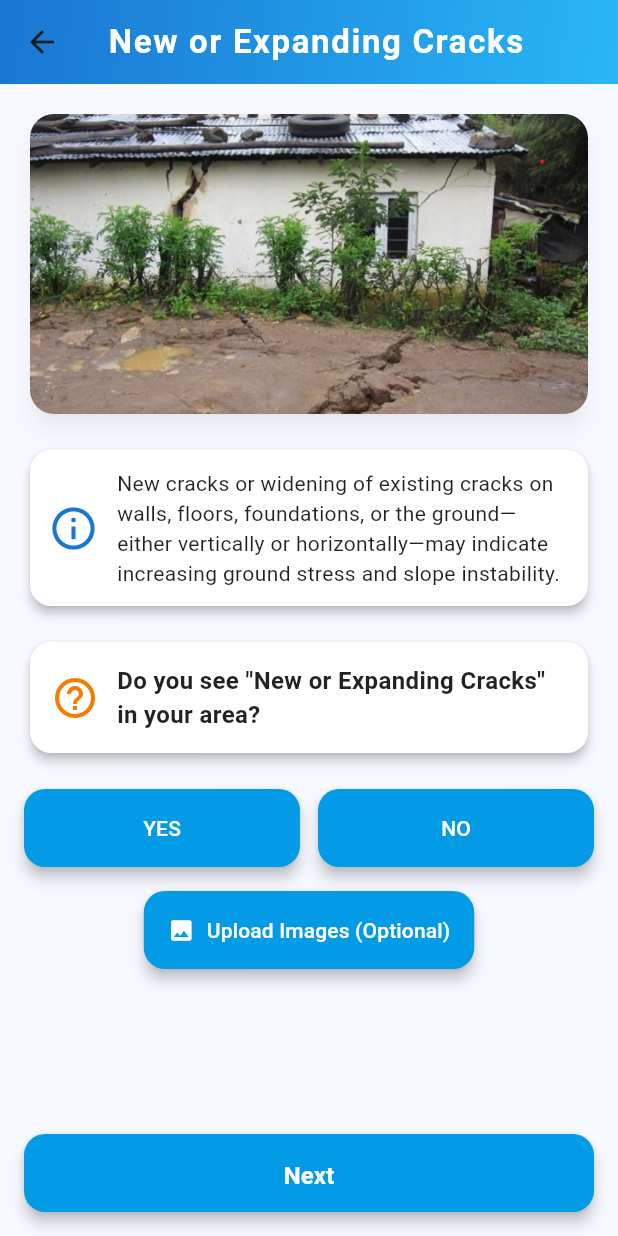
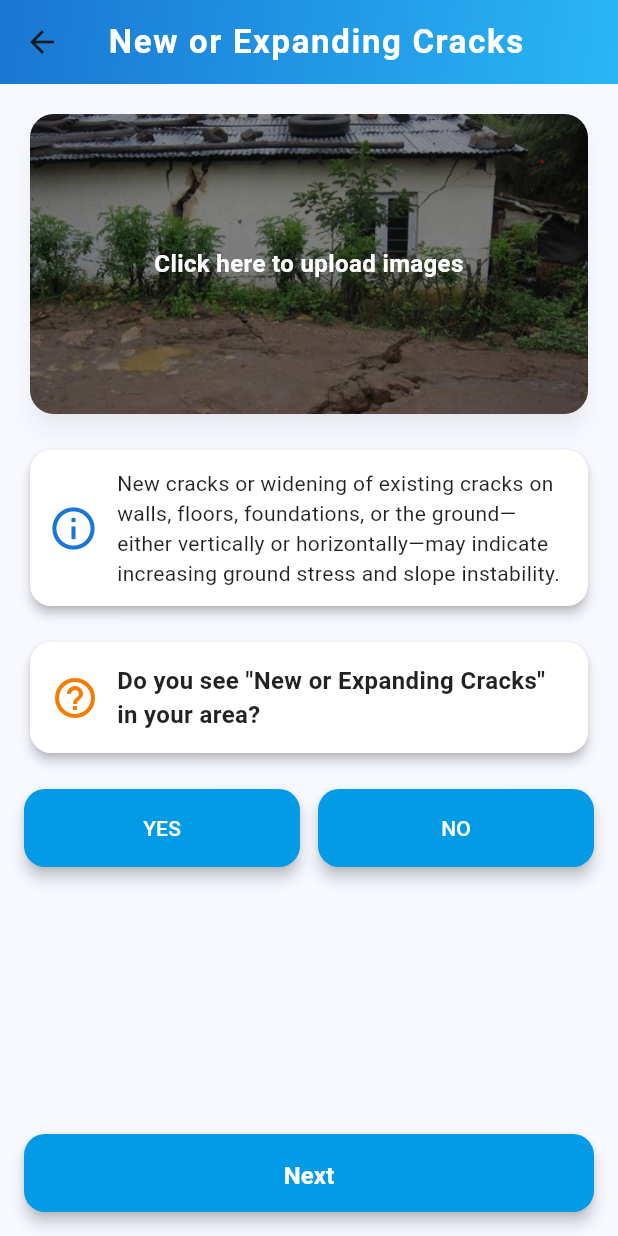
Before and after one commit to udayaKavinda/disaster_management, a Flutter app: the RiskFactorPage screen opened directly with empty values, after a tap on "YES", on a phone screen of 412 x 824 dp. Run offline on Flutter 3.47's test engine with Material 3 defaults, Android fonts, the phone set to English and light mode, and no system bars; drawn by our look-alikes of flutter_animate; our stand-ins replace connectivity_plus, flutter_image_compress, flutter_secure_storage, geolocator, image_picker; missing offline and left inert: fuzzywuzzy, jwt_decode; accounts and stored records are empty.

Commit message:
risk factor page edited

```diff
--- a/lib/pages/risk_factor_page.dart
+++ b/lib/pages/risk_factor_page.dart
@@ -205,18 +205,41 @@ class _RiskFactorPageState extends State<RiskFactorPage> {
                 child: SingleChildScrollView(
                   child: Column(
                     children: [
-                      Card(
+                      GestureDetector(
+                        onTap: hasRisk == true ? _showImageSourceSheet : null,
+                        child: Card(
                           elevation: 6,
                           shadowColor: Colors.black26,
                           shape: RoundedRectangleBorder(
                             borderRadius: BorderRadius.circular(16),
                           ),
                           clipBehavior: Clip.antiAlias,
-                        child: Image.asset(
+                          child: Stack(
+                            children: [
+                              Image.asset(
                                 risk["image"]!,
                                 height: 200,
                                 width: double.infinity,
                                 fit: BoxFit.cover,
+                              ),
+                              if (hasRisk == true)
+                                Positioned.fill(
+                                  child: Container(
+                                    color: Colors.black.withValues(alpha: 0.45),
+                                    alignment: Alignment.center,
+                                    child: const Text(
+                                      "Click here to upload images",
+                                      style: TextStyle(
+                                        color: Colors.white,
+                                        fontWeight: FontWeight.w600,
+                                        fontSize: 16,
+                                      ),
+                                      textAlign: TextAlign.center,
+                                    ),
+                                  ),
+                                ),
+                            ],
+                          ),
                         ),
                       ).animate().fadeIn(duration: 300.ms),
 
@@ -302,16 +325,8 @@ class _RiskFactorPageState extends State<RiskFactorPage> {
                         ],
                       ),
 
-                      if (hasRisk == true) ...[
+                      if (hasRisk == true && images.isNotEmpty) ...[
                         const SizedBox(height: 16),
-                        ElevatedButton.icon(
-                          icon: const Icon(Icons.image),
-                          label: const Text("Upload Images (Optional)"),
-                          onPressed: _showImageSourceSheet,
-                        ),
-
-                        if (images.isNotEmpty) ...[
-                          const SizedBox(height: 12),
                         SizedBox(
                           height: 90,
                           child: ListView.separated(
@@ -363,7 +378,6 @@ class _RiskFactorPageState extends State<RiskFactorPage> {
                         ),
                       ],
                     ],
-                    ],
                   ),
                 ),
               ),
```
Lines whose indentation alone changed are shown as unchanged.
